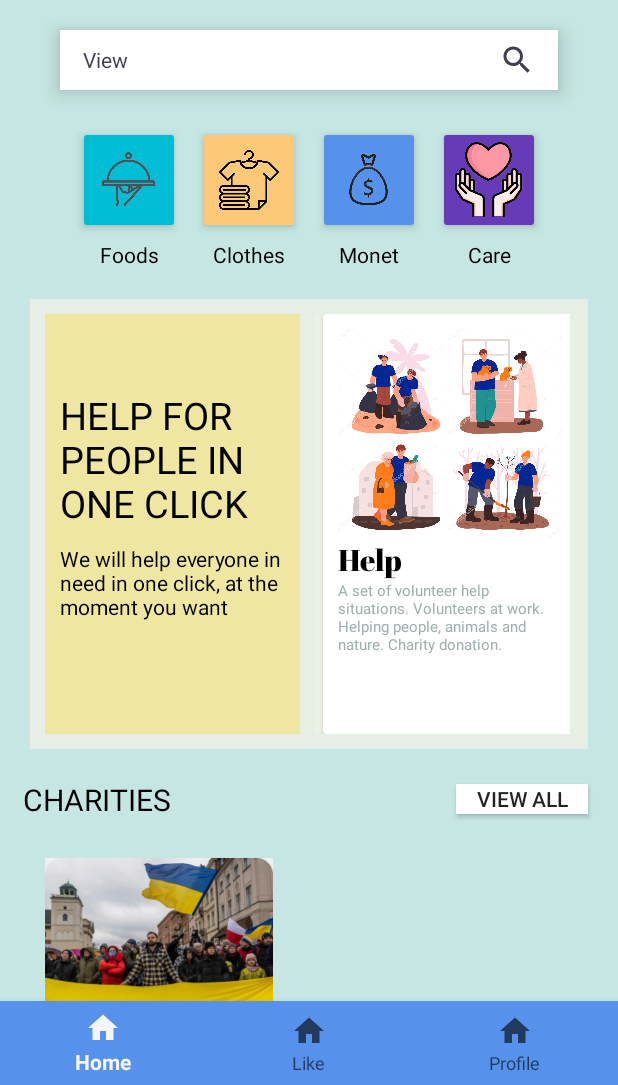
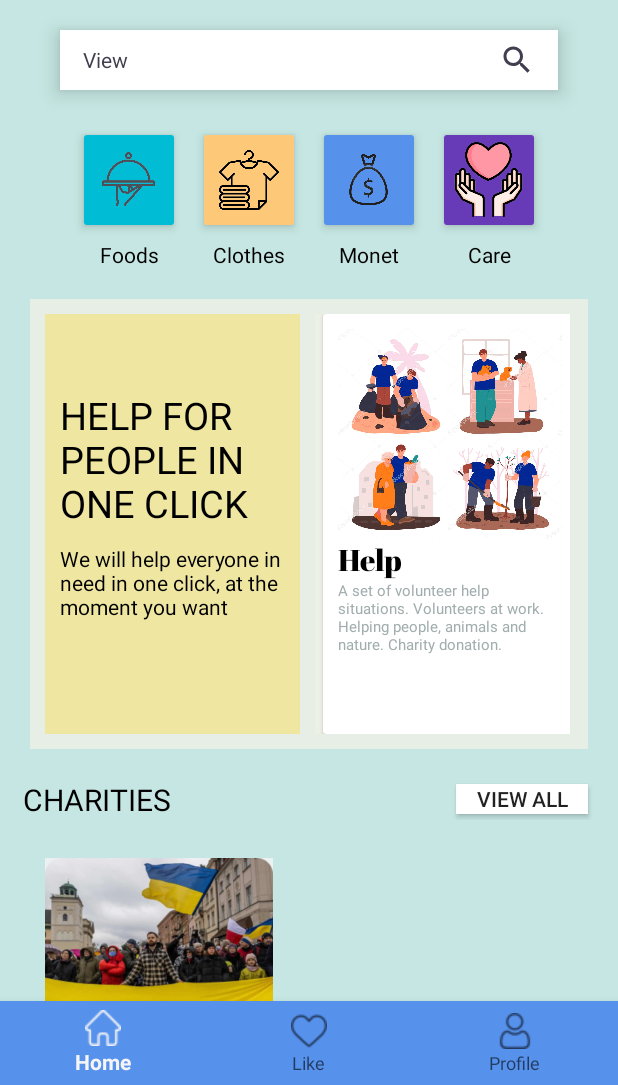
Before and after one commit to AlisherAbdykhamitov/DiplomaProject, an Android app: the screen it shows after launch (UserDashboard), on a phone screen of 412 x 824 dp, the part 151-1236 px from its top. Run offline under Robolectric (Android 15) with nearby library versions, the phone set to English and light mode, and no system bars; Roboto replaces fonts that are not available here.

```diff
--- a/app/src/main/res/menu/bottom_menu_nav.xml
+++ b/app/src/main/res/menu/bottom_menu_nav.xml
@@ -3,12 +3,12 @@
 
     <item android:id="@+id/home_nav"
         android:title="Home"
-        android:icon="@drawable/home_nav"/>
+        android:icon="@drawable/home"/>
     <item android:id="@+id/liked_nav"
         android:title="Like"
-        android:icon="@drawable/home_nav"/>
+        android:icon="@drawable/heart"/>
     <item android:id="@+id/profile_nav"
         android:title="Profile"
-        android:icon="@drawable/home_nav"/>
+        android:icon="@drawable/user"/>
 
 </menu>
```
Also changed, not shown: app/src/main/res/drawable-v24/heart.png (added), app/src/main/res/drawable-v24/home.png (added), app/src/main/res/drawable-v24/like.jpg (deleted), app/src/main/res/drawable-v24/user.png (added).
